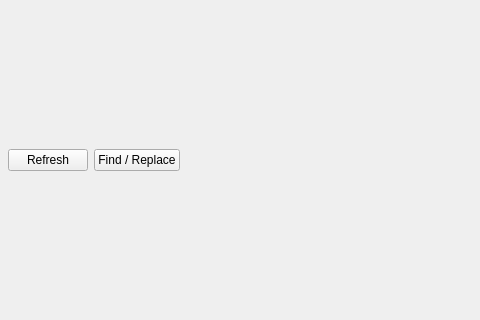
Before: the Qt Designer form SDK/src/SDK/Tools/codeeditor.ui in Starpelly/GameConsole, drawn with Qt 5; both pictures show x 0 to 480 and y 236 to 556 of the 1040 by 792 pixel window.
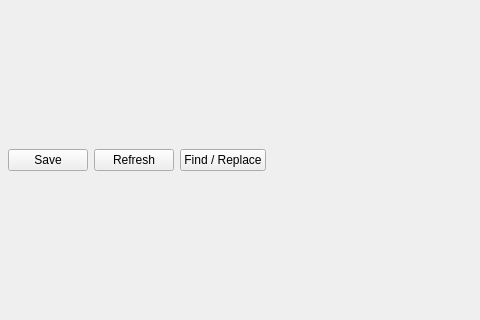
After: the same form once the commit is applied.

```diff
--- a/SDK/src/SDK/Tools/codeeditor.ui
+++ b/SDK/src/SDK/Tools/codeeditor.ui
@@ -56,6 +56,16 @@
       <property name="bottomMargin">
        <number>0</number>
       </property>
+      <item>
+       <widget class="QPushButton" name="saveButton">
+        <property name="text">
+         <string>Save</string>
+        </property>
+        <property name="shortcut">
+         <string>Ctrl+S</string>
+        </property>
+       </widget>
+      </item>
       <item>
        <widget class="QPushButton" name="pushButton">
         <property name="text">
```
